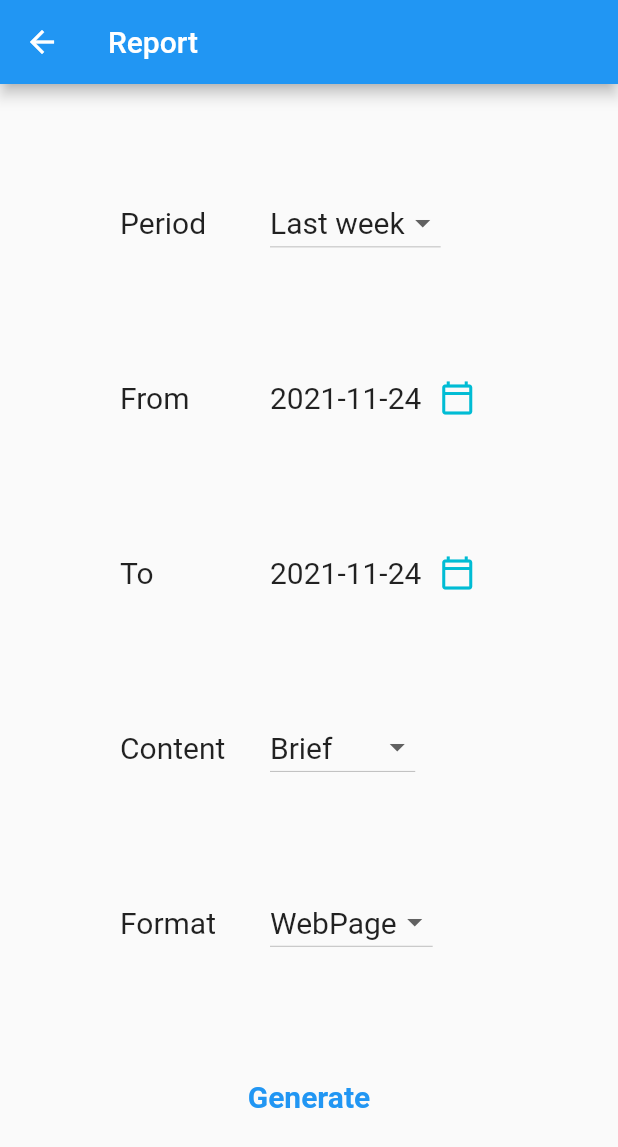
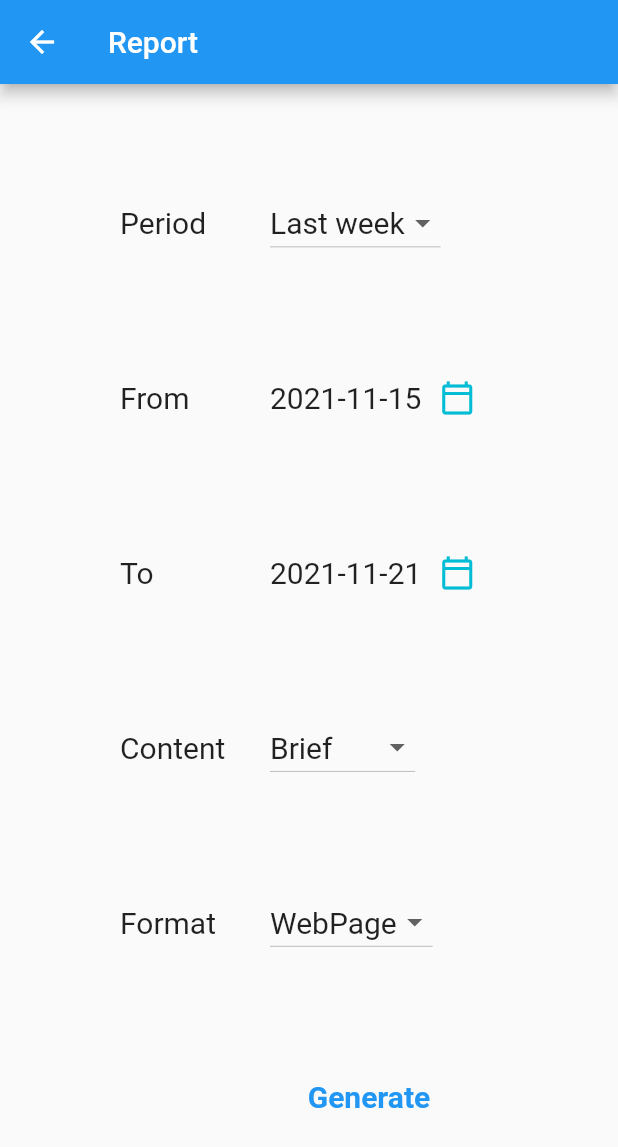
Before and after one commit to kolibriconk/projecte_ds_app, a Flutter app: the PageReport screen opened directly, on a phone screen of 412 x 824 dp. Shown: the top 1147 px of the screen. Run offline on Flutter 3.47's test engine with Material 2 defaults, Android fonts, the phone set to English and light mode, and no system bars.

```diff
--- a/lib/page_report.dart
+++ b/lib/page_report.dart
@@ -37,10 +37,9 @@ class _PageReportState extends State<PageReport> {
   @override
   void initState() {
     _dateFormat = DateFormat("yyyy-MM-dd");
-    _dateRange = DateTimeRange(start: _today, end: _today);
-    _contentSelected = contentItems[0];
-    _formatSelected = formatItems[0];
-    _periodSelected = periodItems[0];
+    _contentSelected = briefContent;
+    _formatSelected = webPageContent;
+    _setDatesAccording(lastWeekPeriod);
     super.initState();
   }
 
@@ -51,6 +50,7 @@ class _PageReportState extends State<PageReport> {
           title: const Text('Report'),
         ),
         body: Container(
+          margin: const EdgeInsets.only(left: 80),
           child: Column(
             mainAxisAlignment: MainAxisAlignment.spaceEvenly,
             children: [
@@ -60,7 +60,6 @@ class _PageReportState extends State<PageReport> {
                   Container(
                     child: const Text("Period"),
                     width: 100,
-                    margin: const EdgeInsets.only(left: 80),
                   ),
                   DropdownButton(
                     value: _periodSelected,
@@ -79,7 +78,6 @@ class _PageReportState extends State<PageReport> {
                   Container(
                     child: const Text("From"),
                     width: 100,
-                    margin: const EdgeInsets.only(left: 80),
                   ),
                   Text(_dateFormat.format(_dateRange.start)),
                   IconButton(
@@ -98,7 +96,6 @@ class _PageReportState extends State<PageReport> {
                   Container(
                     child: const Text("To"),
                     width: 100,
-                    margin: const EdgeInsets.only(left: 80),
                   ),
                   Text(_dateFormat.format(_dateRange.end)),
                   IconButton(
@@ -117,7 +114,6 @@ class _PageReportState extends State<PageReport> {
                   Container(
                     child: const Text("Content"),
                     width: 100,
-                    margin: const EdgeInsets.only(left: 80),
                   ),
                   DropdownButton(
                     value: _contentSelected,
@@ -139,7 +135,6 @@ class _PageReportState extends State<PageReport> {
                   Container(
                     child: const Text("Format"),
                     width: 100,
-                    margin: const EdgeInsets.only(left: 80),
                   ),
                   DropdownButton(
                     value: _formatSelected,
```
